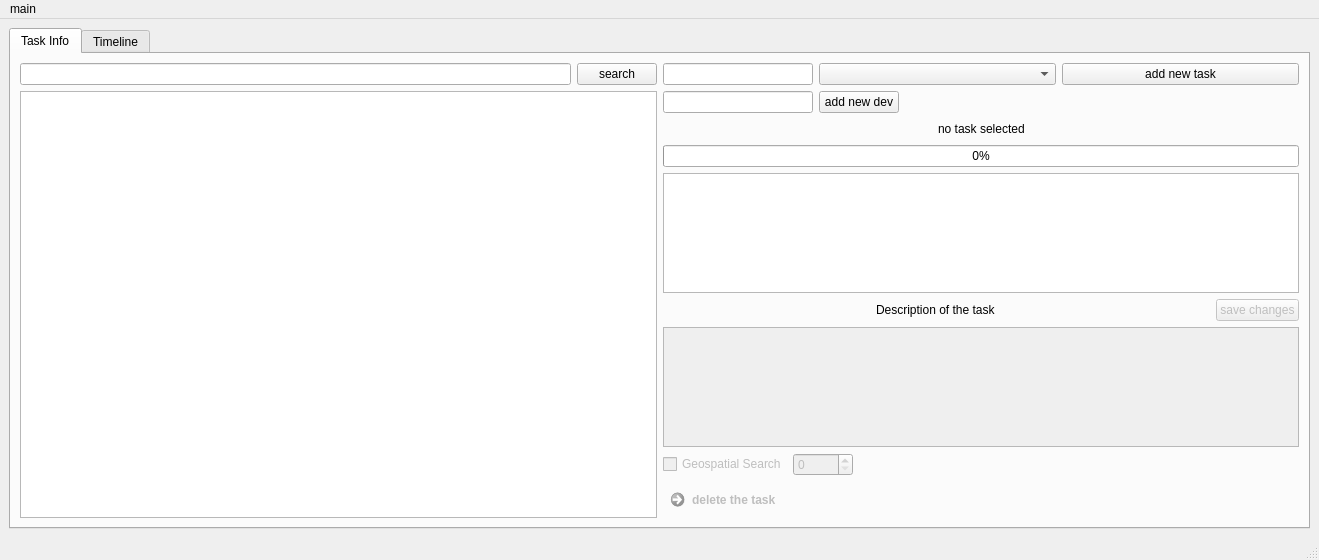
Old version of the form gantt.ui in the repository thedanzjl/gantt.
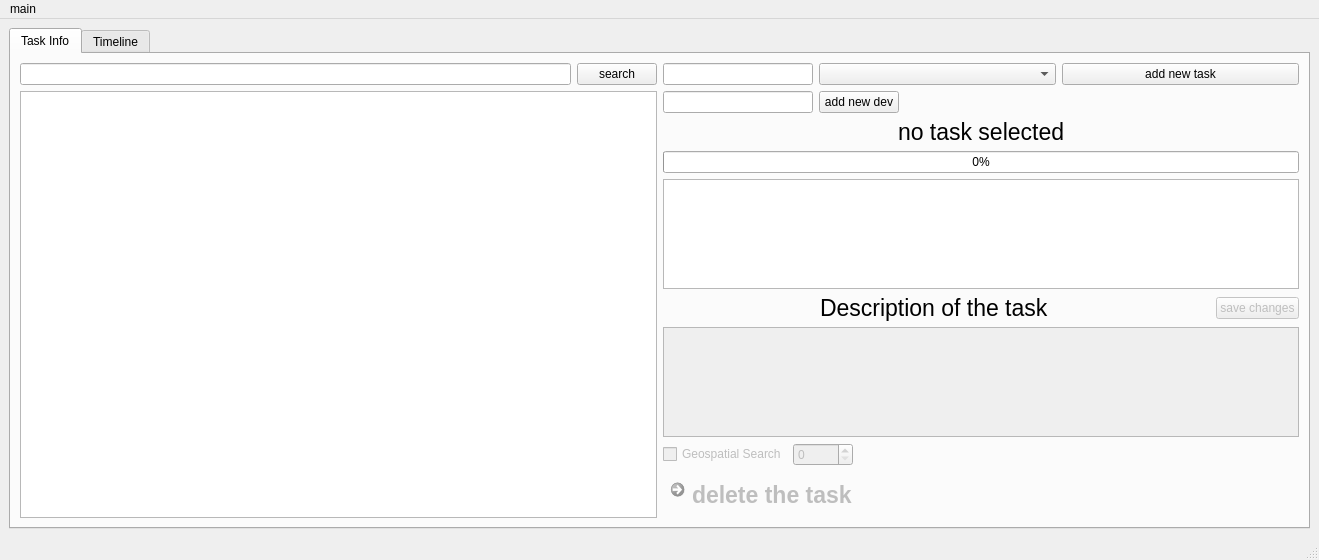
New version of the form. Icons and pictures are not drawn.

Commit message: timeline works with search

Patch:
```diff
--- a/gantt.ui
+++ b/gantt.ui
@@ -221,6 +221,11 @@
               </item>
               <item>
                <widget class="QLabel" name="taskNameLabel">
+                <property name="font">
+                 <font>
+                  <pointsize>17</pointsize>
+                 </font>
+                </property>
                 <property name="text">
                  <string>no task selected</string>
                 </property>
@@ -299,6 +304,11 @@
                   <height>50</height>
                  </size>
                 </property>
+                <property name="font">
+                 <font>
+                  <pointsize>17</pointsize>
+                 </font>
+                </property>
                 <property name="text">
                  <string>Description of the task </string>
                 </property>
@@ -411,6 +421,11 @@
                 <height>50</height>
                </size>
               </property>
+              <property name="font">
+               <font>
+                <pointsize>17</pointsize>
+               </font>
+              </property>
               <property name="text">
                <string>delete the task</string>
               </property>
```
Left out of the diff: 5 changed lines with no effect on the pictures. The commit also changes 1 other file.
